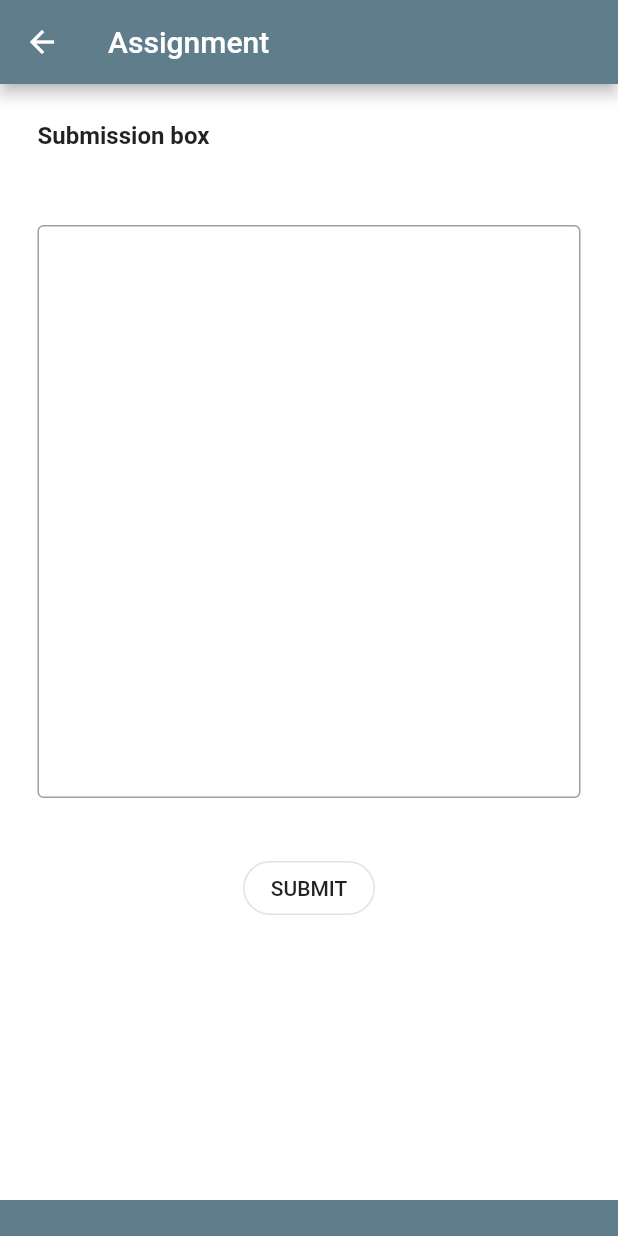
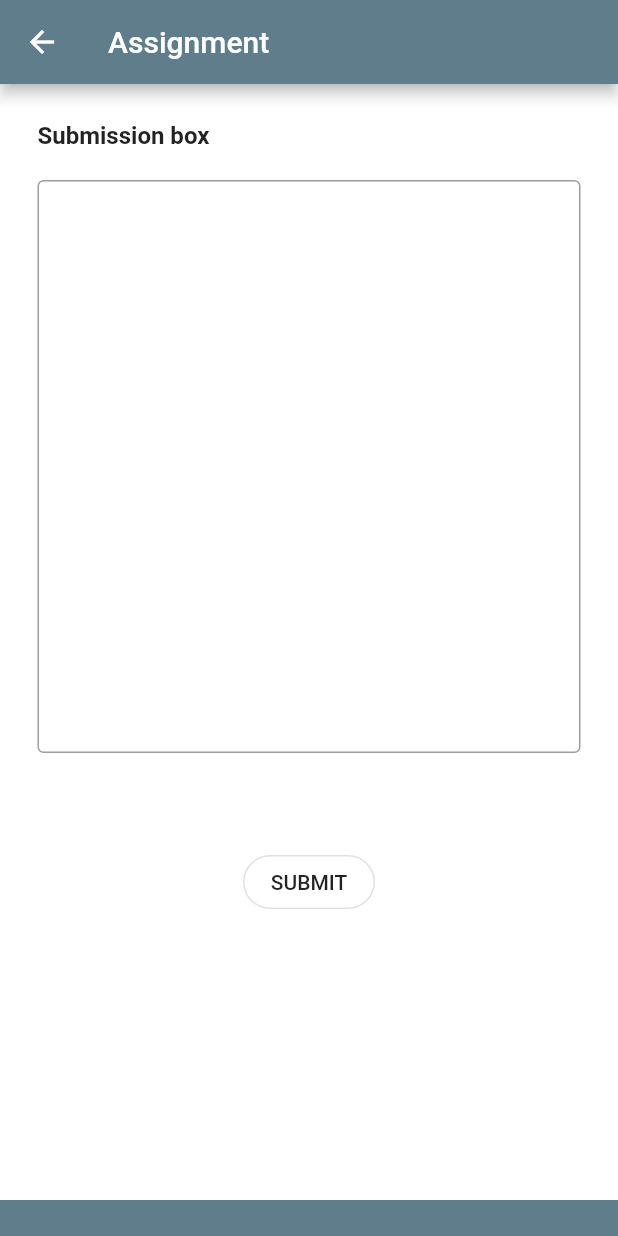
Before and after one commit to Andrew-Gan/techpoint-sos, a Flutter app: the AssignPage screen opened directly with empty values, on a phone screen of 412 x 824 dp. Run offline on Flutter 3.47's test engine with Material 2 defaults, Android fonts, the phone set to English and light mode, and no system bars; our stand-ins replace sqflite; accounts and stored records are empty.

Commit message:
FInished assignments submission box

```diff
--- a/learning_app/lib/Screens/AssignPage.dart
+++ b/learning_app/lib/Screens/AssignPage.dart
@@ -2,7 +2,6 @@ import 'dart:async';
 import 'package:flutter/material.dart';
 import 'package:path/path.dart';
 import 'package:sqflite/sqflite.dart';
-import 'ProfilePage.dart';
 import '../CreateDB.dart';
 
 class AssignPage extends StatefulWidget {
@@ -18,9 +17,12 @@ class _AssignPageState extends State<AssignPage> {
   final FocusNode myFocusNode = FocusNode();
   final String studentEmail;
   final AssignmentQuestionInfo assignQInfo;
-  _AssignPageState(this.studentEmail, this.assignQInfo);
+  DateTime dueDate;
+  _AssignPageState(this.studentEmail, this.assignQInfo) {
+    dueDate = DateTime.fromMillisecondsSinceEpoch(assignQInfo.dueDate);
+  }
   final ansController = TextEditingController();
-  bool isInvalid = false;
+  bool isSubmitted = false, isSuccess = false;
 
   @override
   void initState() => super.initState();
@@ -67,7 +69,7 @@ class _AssignPageState extends State<AssignPage> {
                   ),
                   Padding(
                     padding: EdgeInsets.only(
-                      left: 25.0, right: 25.0, top: 50.0),
+                      left: 25.0, right: 25.0, top: 20.0),
                     child: Row(
                       mainAxisSize: MainAxisSize.max,
                       children: <Widget>[
@@ -84,8 +86,52 @@ class _AssignPageState extends State<AssignPage> {
                       ],
                     )
                   ),
+                  Padding(
+                    padding: EdgeInsets.only(left: 25.0),
+                    child: Visibility(
+                      child: Text(
+                        'Assignment successfully submitted on ' +
+                          DateTime.now().month.toString() + '-' +
+                          DateTime.now().day.toString() + '-' +
+                          DateTime.now().year.toString() + ' at ' +
+                          DateTime.now().hour.toString() + ':' +
+                          DateTime.now().minute.toString(),
+                        style: TextStyle(
+                          fontSize: 16.0,
+                          color: Colors.red,
+                        ),
+                      ),
+                      replacement: Text(
+                        '',
+                        style: TextStyle(fontSize: 16.0,),
+                      ),
+                      visible: isSubmitted && isSuccess,
+                    ),
+                  ),
+                  Padding(
+                    padding: EdgeInsets.only(left: 25.0),
+                    child: Visibility(
+                      child: Text(
+                        'Submission failed.\nAssignment was due on ' +
+                        dueDate.month.toString() + '-' +
+                        dueDate.day.toString() + '-' +
+                        dueDate.year.toString() + ' at ' +
+                        dueDate.hour.toString() + ':' +
+                        dueDate.minute.toString(),
+                        style: TextStyle(
+                          fontSize: 16.0,
+                          color: Colors.red,
+                        ),
+                      ),
+                      replacement: Text(
+                        '',
+                        style: TextStyle(fontSize: 16.0,),
+                      ),
+                      visible: isSubmitted && !isSuccess,
+                    ),
+                  ),
                   Center(
-                    heightFactor: 2.5,
+                    heightFactor: 2.0,
                     child: OutlineButton(
                       onPressed: onSubmitPress,
                       child: Text('SUBMIT'),
@@ -104,8 +150,15 @@ class _AssignPageState extends State<AssignPage> {
   }
 
   void onSubmitPress() async {
-  final Future<Database> db = openDatabase(
-    join(await getDatabasesPath(), 'learningApp_database.db'));
+    isSubmitted = true;
+
+    if(assignQInfo.dueDate < DateTime.now().millisecondsSinceEpoch) {
+      setState(() => isSuccess = false);
+      return;
+    }
+
+    final Future<Database> db = openDatabase(
+      join(await getDatabasesPath(), 'learningApp_database.db'));
 
     final Database dbRef = await db;
     dbRef.insert(
@@ -122,7 +175,7 @@ class _AssignPageState extends State<AssignPage> {
 
     ansController.clear();
 
-    // show submission status message
+    setState(() => isSuccess = true);
   }
 
   @override
```
Also changed, not shown: learning_app/lib/CreateDB.dart (+32 -5 lines), learning_app/lib/Screens/ProfilePage.dart (+4 -4 lines), 1 other file.
